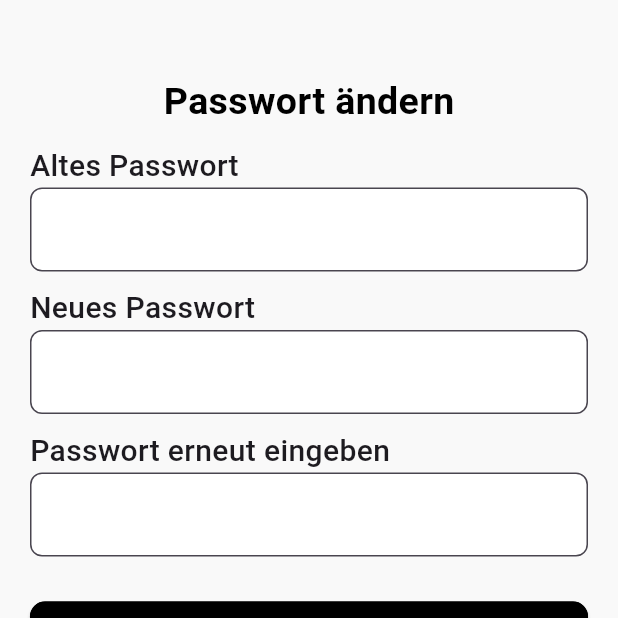
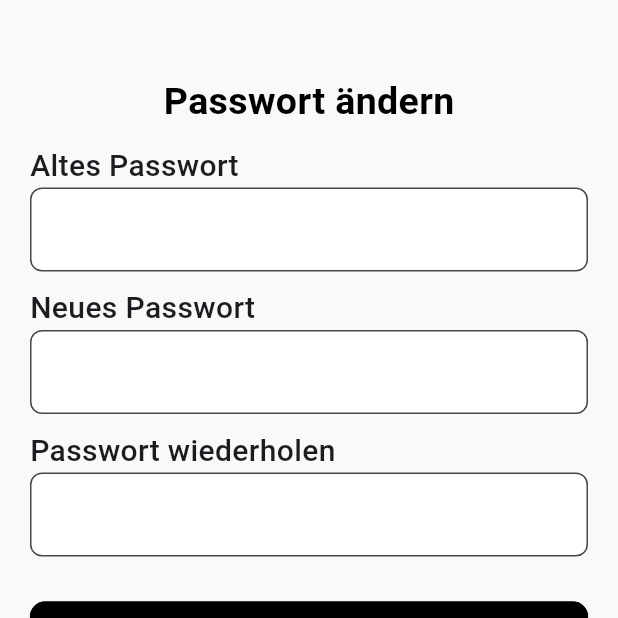
Before and after one commit to afsar1ansel/easyB, a Flutter app: the Settings screen opened directly, on a phone screen of 412 x 824 dp, the top half of it. Run offline on Flutter 3.47's test engine with Material 3 defaults, Android fonts, the light colour scheme and no system bars; drawn by our look-alikes of curved_navigation_bar; our stand-ins replace cached_network_image, dotted_line, firebase_auth, firebase_core, flutter_secure_storage, google_sign_in and 2 more; missing offline and left inert: elastic_autocomplete, flutter_stripe, flutter_swipe_button, galleryimage; accounts and stored records are empty; network calls fail; Roboto replaces fonts that are missing (DM Sans).

Commit message:
login name

```diff
--- a/easybiz_mobile/lib/login.dart
+++ b/easybiz_mobile/lib/login.dart
@@ -91,7 +91,7 @@ class LoginState extends State<Login> {
                 child: Padding(
                   padding: EdgeInsets.only(top: 20),
                   child: Text(
-                    'Konto anmelden',
+                    'anmelden',
                     style: TextStyle(
                       color: Color(0xFF333333),
                       fontSize: 36,
--- a/easybiz_mobile/lib/main.dart
+++ b/easybiz_mobile/lib/main.dart
@@ -227,7 +227,7 @@ class Walkthrough extends StatelessWidget {
           );
         },
         showNextButton: false,
-        done: const Text("Login"),
+        done: const Text("Anmelden"),
         showSkipButton: false);
   }
 }
--- a/easybiz_mobile/lib/notifications.dart
+++ b/easybiz_mobile/lib/notifications.dart
@@ -103,7 +103,7 @@ class NotificationsState extends State<Notifications> {
                                   height: 5,
                                 ),
                                 Text(
-                                  'Datum: 29-02-2024 | Time: 15:30 hrs ',
+                                  'Datum: 29-02-2024 | Uhrzeit: 15:30 Uhr ',
                                   style: TextStyle(
                                     color: Color(0xFF5E5E5E),
                                     fontSize: 12,
--- a/easybiz_mobile/lib/service_packages.dart
+++ b/easybiz_mobile/lib/service_packages.dart
@@ -461,7 +461,7 @@ class ServicesPackagesState extends State<ServicesPackages> {
                                             CrossAxisAlignment.center,
                                         children: [
                                           Text(
-                                            '+ Add',
+                                            ' hinzufügen',
                                             textAlign: TextAlign.center,
                                             style: TextStyle(
                                               color: Color(0xFF1F1F1F),
--- a/easybiz_mobile/lib/settings.dart
+++ b/easybiz_mobile/lib/settings.dart
@@ -224,7 +224,7 @@ class SettingsState extends State<Settings> {
                 child: Align(
                   alignment: Alignment.centerLeft,
                   child: Text(
-                    'Passwort erneut eingeben',
+                    'Passwort wiederholen',
                     style: TextStyle(
                         fontSize: 20,
                         fontWeight: FontWeight.w500
```
